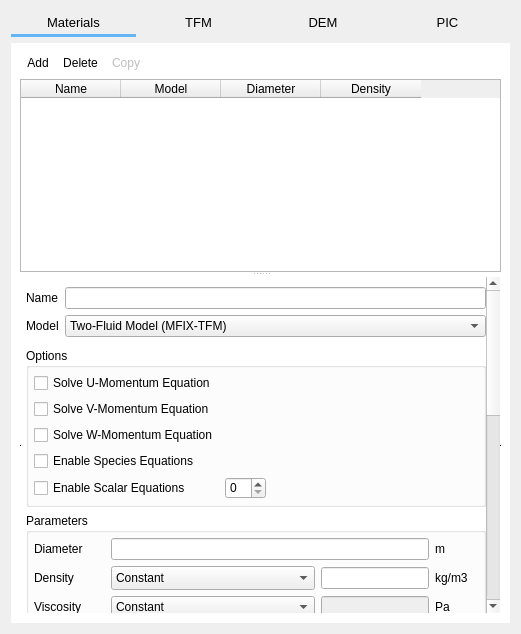
Above: gui/uifiles/solids.ui from truongd8593/mfix before the change. Below: the same form after it.
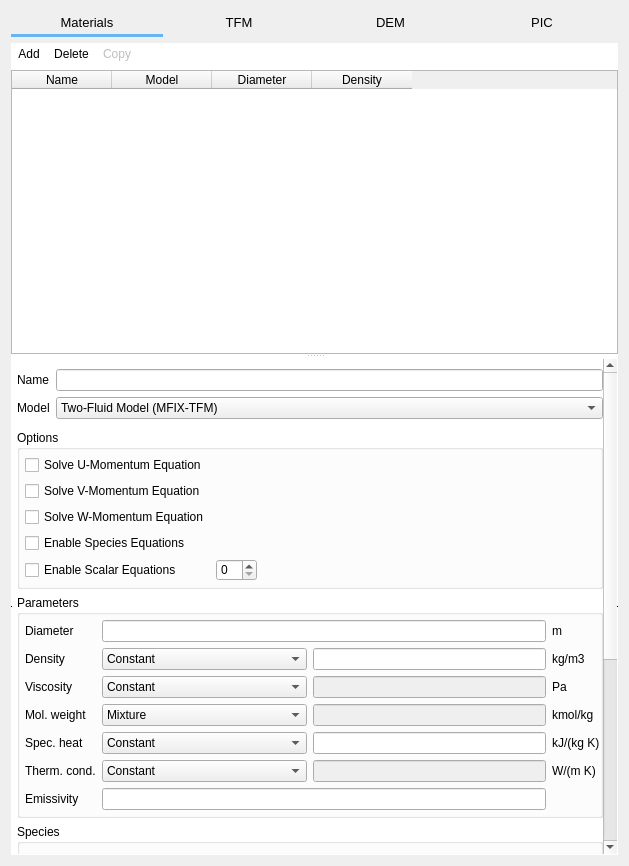
That is the form after the change. Custom widgets are drawn as their Qt base class.

Commit message: work on solids pane

Diff of the .ui file:
```diff
--- a/gui/uifiles/solids.ui
+++ b/gui/uifiles/solids.ui
@@ -6,8 +6,8 @@
    <rect>
     <x>0</x>
     <y>0</y>
-    <width>521</width>
-    <height>634</height>
+    <width>629</width>
+    <height>866</height>
    </rect>
   </property>
   <property name="windowTitle">
@@ -149,6 +149,9 @@
      </property>
      <widget class="QWidget" name="materials">
       <layout class="QGridLayout" name="gridLayout_8">
+       <property name="margin">
+        <number>0</number>
+       </property>
        <item row="0" column="0">
         <widget class="QFrame" name="frame_add_delete_copy">
          <property name="frameShape">
@@ -255,6 +258,12 @@
           <attribute name="horizontalHeaderHighlightSections">
            <bool>false</bool>
           </attribute>
+          <attribute name="horizontalHeaderMinimumSectionSize">
+           <number>20</number>
+          </attribute>
+          <attribute name="horizontalHeaderStretchLastSection">
+           <bool>false</bool>
+          </attribute>
           <attribute name="verticalHeaderVisible">
            <bool>false</bool>
           </attribute>
@@ -287,7 +296,7 @@
            <bool>true</bool>
           </property>
           <property name="sizePolicy">
-           <sizepolicy hsizetype="Expanding" vsizetype="Preferred">
+           <sizepolicy hsizetype="Expanding" vsizetype="MinimumExpanding">
             <horstretch>0</horstretch>
             <verstretch>0</verstretch>
            </sizepolicy>
@@ -295,7 +304,7 @@
           <property name="maximumSize">
            <size>
             <width>16777215</width>
-            <height>600</height>
+            <height>16677215</height>
            </size>
           </property>
           <property name="autoFillBackground">
@@ -317,9 +326,9 @@
            <property name="geometry">
             <rect>
              <x>0</x>
-             <y>-453</y>
-             <width>467</width>
-             <height>804</height>
+             <y>-256</y>
+             <width>593</width>
+             <height>780</height>
             </rect>
            </property>
            <property name="sizePolicy">
@@ -386,6 +395,9 @@
                   <enum>QFrame::Plain</enum>
                  </property>
                  <layout class="QGridLayout" name="gridLayout_9">
+                  <property name="margin">
+                   <number>0</number>
+                  </property>
                   <item row="0" column="0">
                    <widget class="QToolButton" name="toolbutton_solids_species_add">
                     <property name="text">
@@ -511,7 +523,7 @@
                <item row="1" column="1">
                 <widget class="ComboBox" name="combobox_solids_density_model">
                  <property name="sizeAdjustPolicy">
-                  <enum>QComboBox::AdjustToMinimumContentsLengthWithIcon</enum>
+                  <enum>QComboBox::AdjustToContents</enum>
                  </property>
                  <property name="minimumContentsLength">
                   <number>1</number>
@@ -600,7 +612,7 @@
                   <string>Mixture</string>
                  </property>
                  <property name="sizeAdjustPolicy">
-                  <enum>QComboBox::AdjustToMinimumContentsLengthWithIcon</enum>
+                  <enum>QComboBox::AdjustToContents</enum>
                  </property>
                  <property name="minimumContentsLength">
                   <number>1</number>
@@ -681,7 +693,7 @@
                   <number>0</number>
                  </property>
                  <property name="sizeAdjustPolicy">
-                  <enum>QComboBox::AdjustToMinimumContentsLengthWithIcon</enum>
+                  <enum>QComboBox::AdjustToContents</enum>
                  </property>
                  <property name="minimumContentsLength">
                   <number>1</number>
```
Left out of the diff: 72 changed lines with no effect on the pictures. The commit also changes 5 other files.
